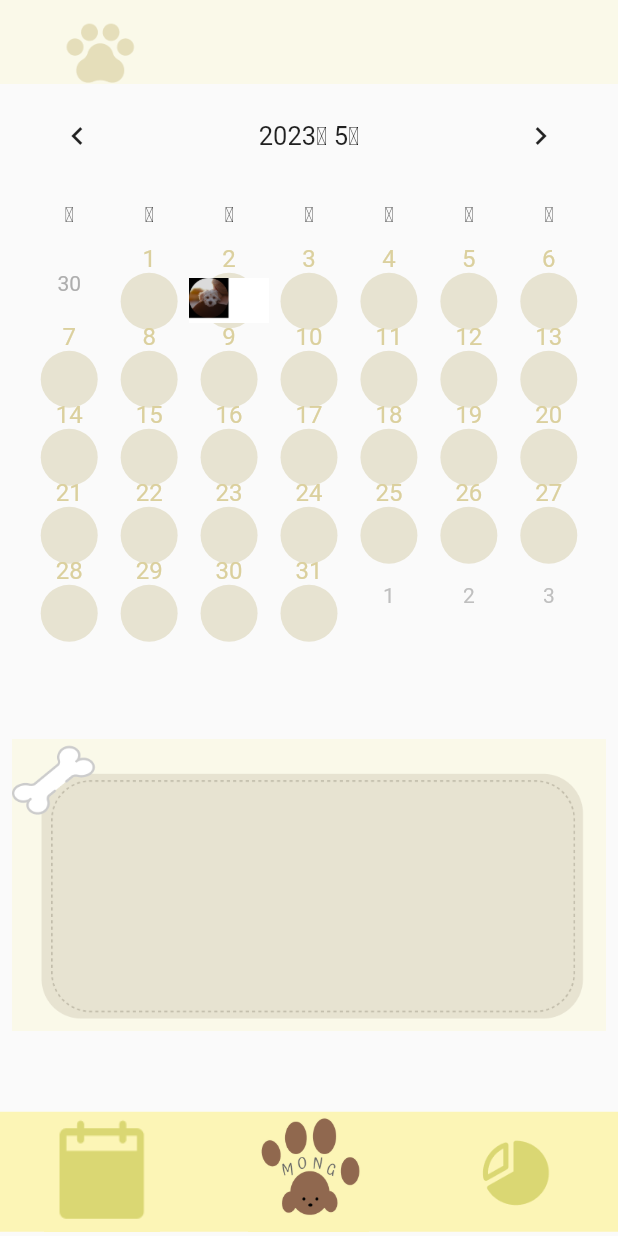
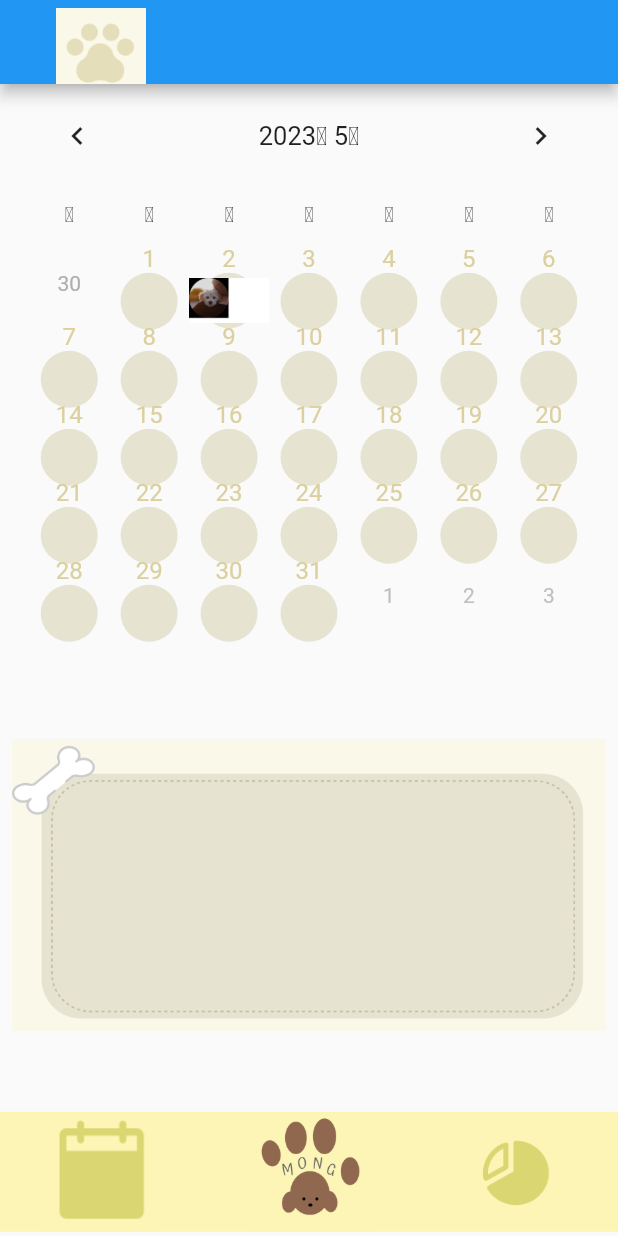
Before and after one commit to 222222222222222T/mong_ui_project, a Flutter app: the calendar screen opened directly, on a phone screen of 412 x 824 dp. Run offline on Flutter 3.47's test engine with Material 2 defaults, Android fonts, the phone set to English and light mode, and no system bars; drawn by our look-alikes of table_calendar.

Commit message:
test1
test1

```diff
--- a/lib/fourScreen.dart
+++ b/lib/fourScreen.dart
@@ -41,8 +41,8 @@ class _calendarState extends State<calendar> {
   Widget build(BuildContext context) {
     return Scaffold(
       appBar: AppBar(
-          backgroundColor: Color(0xffFAF9E9),
-          elevation: 0.0,
+          // backgroundColor: Color(0xffFAF9E9),
+          // elevation: 0.0,
           title:Container(
               margin: EdgeInsets.fromLTRB(13, 14, 0, 0),
               child:TextButton(onPressed: (){
```
